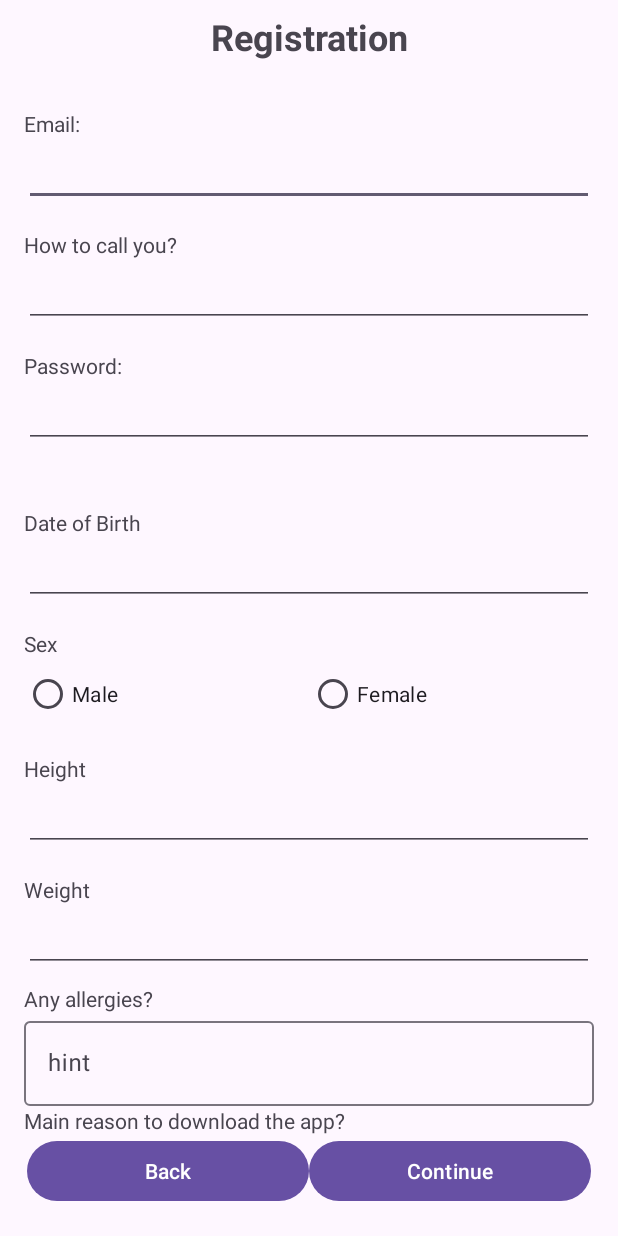
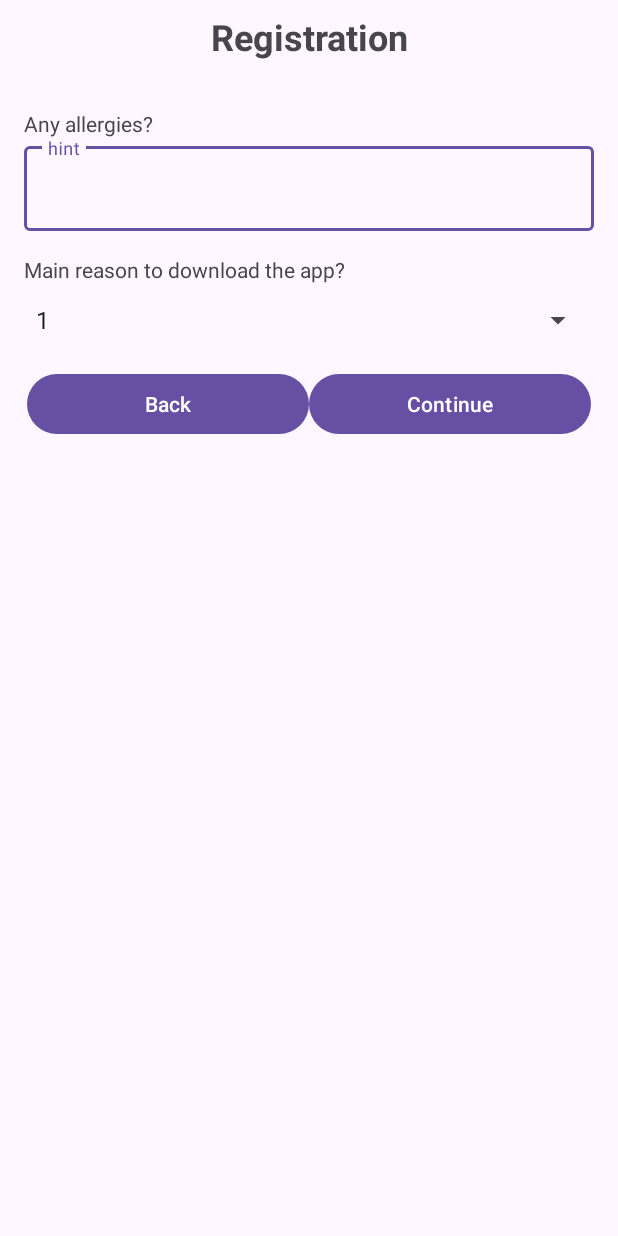
Before and after one commit to jdsal10/GroupProject, an Android app: the Registration screen opened directly, with no data from a screen before it, on a phone screen of 412 x 824 dp. Run offline under Robolectric (Android 15) with nearby library versions, the phone set to English and light mode, and no system bars.

Commit message:
Added a dropdown list for the reasons question
Quickly added some stuff before out second group meeting for the week, so that I can show something more to the boys.

```diff
--- a/app/src/main/java/com/firstapp/group10app/Registration.java
+++ b/app/src/main/java/com/firstapp/group10app/Registration.java
@@ -4,8 +4,10 @@ import androidx.appcompat.app.AppCompatActivity;
 
 import android.os.Bundle;
 import android.view.View;
+import android.widget.ArrayAdapter;
 import android.widget.RadioButton;
 import android.widget.RadioGroup;
+import android.widget.Spinner;
 
 public class Registration extends AppCompatActivity {
 
@@ -17,6 +19,8 @@ public class Registration extends AppCompatActivity {
         super.onCreate(savedInstanceState);
         setContentView(R.layout.activity_registration);
 
+        setSpinner(null);
+
         radioGroup_MaleFemale = findViewById(R.id.sexButtons);
     }
 
@@ -24,4 +28,19 @@ public class Registration extends AppCompatActivity {
         int radioId = radioGroup_MaleFemale.getCheckedRadioButtonId();
         radioButton_MaleFemale = findViewById(radioId);
     }
+
+    public void setSpinner(View v) {
+        //get the spinner from the xml.
+        Spinner dropdown = findViewById(R.id.reasonsDropdown);
+
+        //create a list of items for the spinner.
+        String[] items = new String[]{"1", "2", "three"};
+
+        //create an adapter to describe how the items are displayed, adapters are used in several places in android.
+        //There are multiple variations of this, but this is the basic variant.
+        ArrayAdapter<String> adapter = new ArrayAdapter<>(this, android.R.layout.simple_spinner_dropdown_item, items);
+
+        //set the spinners adapter to the previously created one.
+        dropdown.setAdapter(adapter);
+    }
 }
--- a/app/src/main/res/layout/activity_registration.xml
+++ b/app/src/main/res/layout/activity_registration.xml
@@ -25,7 +25,7 @@
         android:layout_width="match_parent"
         android:layout_height="wrap_content"
         android:orientation="vertical"
-        android:visibility="visible">
+        android:visibility="gone">
 
         <LinearLayout
             android:id="@+id/emailGroup"
@@ -103,7 +103,7 @@
         android:layout_width="match_parent"
         android:layout_height="wrap_content"
         android:orientation="vertical"
-        android:visibility="visible">
+        android:visibility="gone">
 
         <LinearLayout
             android:id="@+id/dobGroup"
@@ -220,6 +220,8 @@
             android:id="@+id/allergiesGroup"
             android:layout_width="match_parent"
             android:layout_height="wrap_content"
+            android:layout_marginTop="32dp"
+            android:layout_marginBottom="8dp"
             android:orientation="vertical">
 
             <TextView
@@ -243,6 +245,8 @@
             android:id="@+id/reasonsGroup"
             android:layout_width="match_parent"
             android:layout_height="wrap_content"
+            android:layout_marginTop="8dp"
+            android:layout_marginBottom="8dp"
             android:orientation="vertical">
 
             <TextView
@@ -250,6 +254,11 @@
                 android:layout_width="match_parent"
                 android:layout_height="wrap_content"
                 android:text="Main reason to download the app?" />
+
+            <Spinner
+                android:id="@+id/reasonsDropdown"
+                android:layout_width="match_parent"
+                android:layout_height="wrap_content" />
         </LinearLayout>
 
     </LinearLayout>
```
